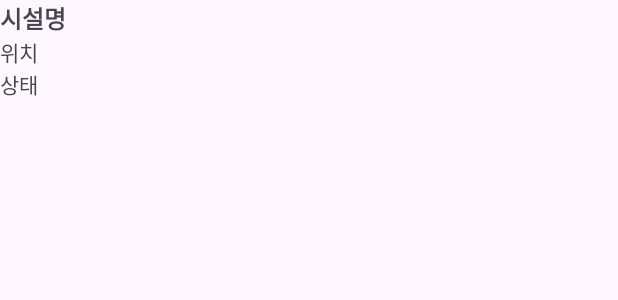
After one commit to sem-git/PublicSportsFacility, an Android app: the layout list_item.xml on its own in the app's theme, with its tools: preview values and no code run, on a phone screen of 412 x 824 dp. The commit adds this screen. Shown: the top 300 px of the screen. Run offline under Robolectric (Android 15) with nearby library versions, the phone set to English and light mode, and no system bars; network calls fail.

Commit message:
feat: RecyclerView 항목 레이아웃 추가 및 API 연동

```diff
--- a/app/src/main/AndroidManifest.xml
+++ b/app/src/main/AndroidManifest.xml
@@ -2,7 +2,12 @@
 <manifest xmlns:android="http://schemas.android.com/apk/res/android"
     xmlns:tools="http://schemas.android.com/tools">
 
+    <uses-permission android:name="android.permission.ACCESS_NETWORK_STATE" />
+    <uses-permission android:name="android.permission.INTERNET" />
+
     <application
+        android:usesCleartextTraffic="true"
+        android:name=".FacilityApplication"
         android:allowBackup="true"
         android:dataExtractionRules="@xml/data_extraction_rules"
         android:fullBackupContent="@xml/backup_rules"
@@ -12,6 +17,7 @@
         android:supportsRtl="true"
         android:theme="@style/Theme.PublicSportsFacility"
         tools:targetApi="31">
+
         <activity
             android:name=".MainActivity"
             android:exported="true">
--- a/app/src/main/res/layout/activity_main.xml
+++ b/app/src/main/res/layout/activity_main.xml
@@ -8,6 +8,7 @@
     tools:context=".MainActivity">
 
     <androidx.recyclerview.widget.RecyclerView
+        android:id="@+id/rvFacilities"
         android:layout_width="359dp"
         android:layout_height="550dp"
         android:layout_marginTop="100dp"
--- /dev/null
+++ b/app/src/main/res/layout/list_item.xml
@@ -0,0 +1,40 @@
+<?xml version="1.0" encoding="utf-8"?>
+<androidx.constraintlayout.widget.ConstraintLayout xmlns:android="http://schemas.android.com/apk/res/android"
+    xmlns:app="http://schemas.android.com/apk/res-auto"
+    xmlns:tools="http://schemas.android.com/tools"
+    android:layout_width="match_parent"
+    android:layout_height="150dp">
+
+    <TextView
+        android:id="@+id/tvFacilityName"
+        android:layout_width="0dp"
+        android:layout_height="wrap_content"
+        android:layout_marginBottom="4dp"
+        android:textSize="16sp"
+        android:textStyle="bold"
+        android:text="시설명"
+        app:layout_constraintEnd_toEndOf="parent"
+        app:layout_constraintStart_toStartOf="parent"
+        app:layout_constraintTop_toTopOf="parent" />
+
+    <TextView
+        android:id="@+id/tvFacilityLocation"
+        android:layout_width="0dp"
+        android:layout_height="wrap_content"
+        android:textSize="14sp"
+        android:text="위치"
+        app:layout_constraintEnd_toEndOf="parent"
+        app:layout_constraintStart_toStartOf="parent"
+        app:layout_constraintTop_toBottomOf="@id/tvFacilityName" />
+
+    <TextView
+        android:id="@+id/tvFacilityStatus"
+        android:layout_width="0dp"
+        android:layout_height="wrap_content"
+        android:textSize="14sp"
+        android:text="상태"
+        app:layout_constraintEnd_toEndOf="parent"
+        app:layout_constraintStart_toStartOf="parent"
+        app:layout_constraintTop_toBottomOf="@id/tvFacilityLocation" />
+
+</androidx.constraintlayout.widget.ConstraintLayout>
```
Also changed, not shown: app/build.gradle.kts (+12 -1 lines), app/src/main/java/ddwu/com/mobileapp/publicsportsfacility/FacilityAdapter.kt (added, +43 -0 lines), app/src/main/java/ddwu/com/mobileapp/publicsportsfacility/FacilityApplication.kt (added, +14 -0 lines), app/src/main/java/ddwu/com/mobileapp/publicsportsfacility/FacilityRoot.kt (added, +41 -0 lines), app/src/main/java/ddwu/com/mobileapp/publicsportsfacility/FacilityService.kt (added, +36 -0 lines), app/src/main/java/ddwu/com/mobileapp/publicsportsfacility/FacilityViewModel.kt (added, +19 -0 lines), app/src/main/java/ddwu/com/mobileapp/publicsportsfacility/FacilityViewModelFactory.kt (added, +13 -0 lines), app/src/main/java/ddwu/com/mobileapp/publicsportsfacility/ISportsAPI.kt (added, +16 -0 lines), app/src/main/java/ddwu/com/mobileapp/publicsportsfacility/MainActivity.kt (+37 -7 lines), app/src/main/java/ddwu/com/mobileapp/publicsportsfacility/SportsRepository.kt (added, +8 -0 lines).
